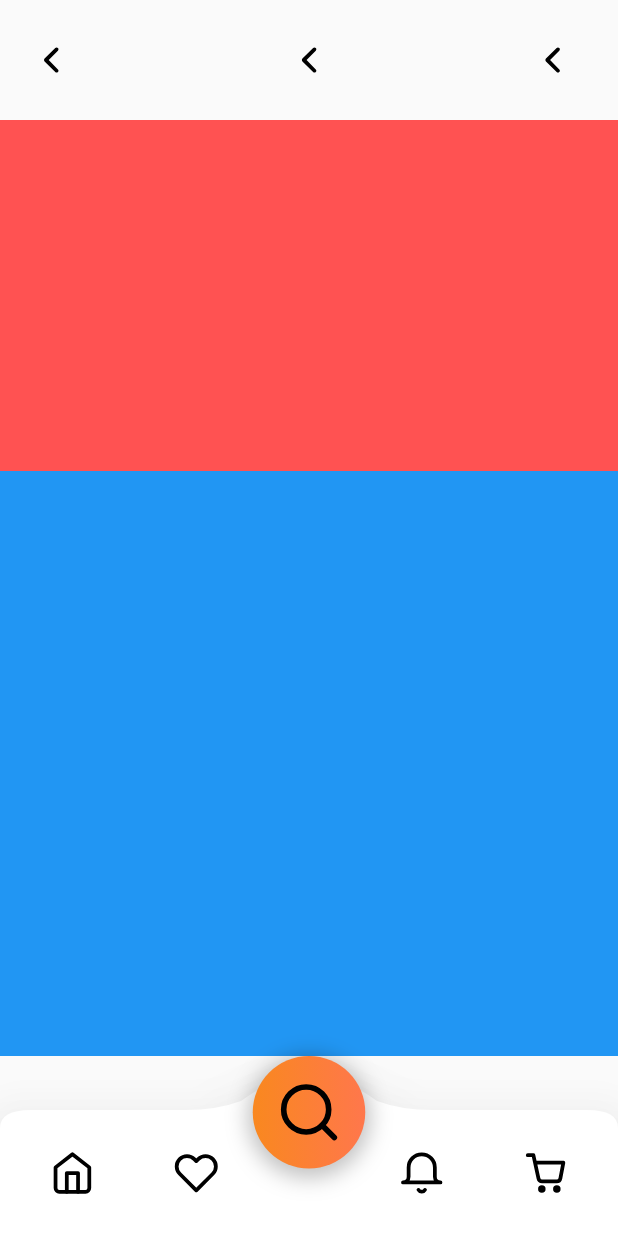
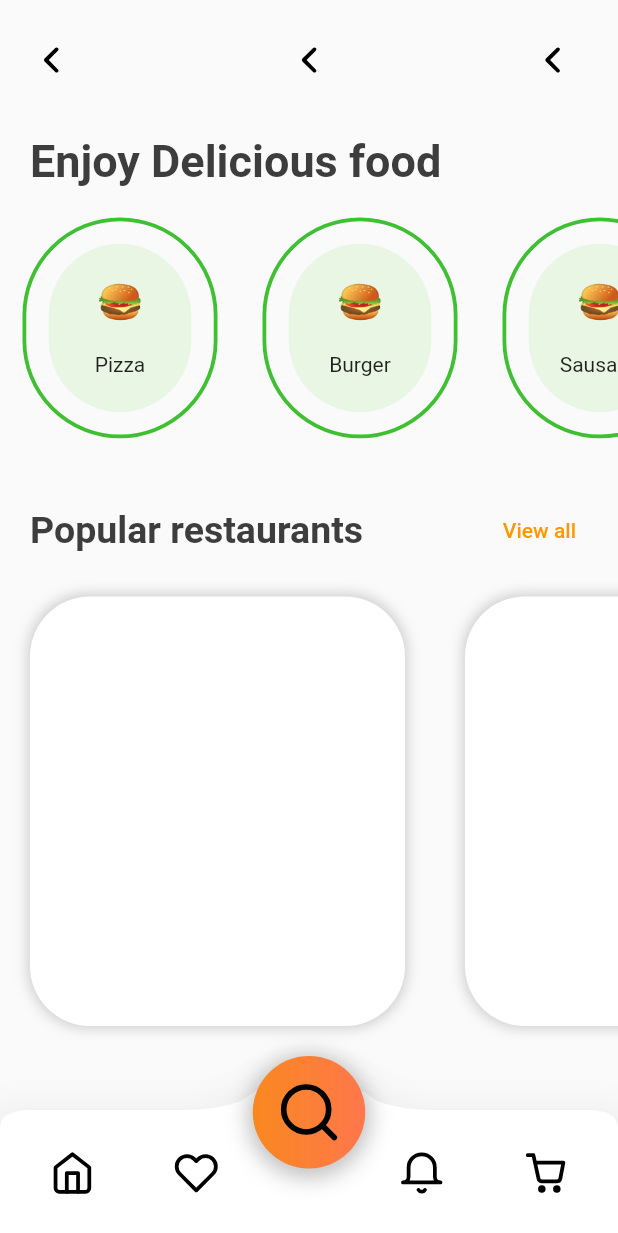
Before and after one commit to TorryDo/Food_Delivery, a Flutter app: the HomeScreen screen opened by its route, on a phone screen of 412 x 824 dp. Shown: the top 1233 px of the screen. Run offline on Flutter 3.47's test engine with Material 2 defaults, Android fonts, the light colour scheme and no system bars; our stand-ins replace dots_indicator, flutter_bloc, flutter_svg, get, lottie; missing offline and left inert: dart:ffi.

Commit message:
build homescreen widgets

```diff
--- a/lib/main.dart
+++ b/lib/main.dart
@@ -56,7 +56,7 @@ class _MyAppState extends State<MyApp> {
         GetPage(name: WELCOME_SCREEN_KEY, page: () => const LogoScreen()),
         GetPage(name: SPLASH_SCREEN_KEY, page: () => const FirstLaunchScreen()),
         GetPage(name: SIGNUP_SCREEN_KEY, page: () => const SignUpScreen()),
-        GetPage(name: HOME_SCREEN, page: () => const HomeScreen()),
+        GetPage(name: HOME_SCREEN, page: () => HomeScreen()),
       ],
     );
   }
--- a/lib/ui/screens/home/home_screen.dart
+++ b/lib/ui/screens/home/home_screen.dart
@@ -2,15 +2,35 @@ import 'package:flutter/material.dart';
 import 'package:flutter/widgets.dart';
 import 'package:flutter_svg/flutter_svg.dart';
 import 'package:food_delivery/ui/clickable_icon.dart';
-import 'package:food_delivery/ui/clickable_icon.dart';
-import 'package:food_delivery/ui/clickable_icon.dart';
-import 'package:food_delivery/ui/clickable_icon.dart';
 import 'package:food_delivery/ui/widgets/app_bar.dart';
 import 'package:food_delivery/ui/widgets/bottom_navigation.dart';
+import 'package:food_delivery/utils/res/colors.dart';
 import 'package:food_delivery/utils/res/dimens.dart';
 
 class HomeScreen extends StatefulWidget {
-  const HomeScreen({Key? key}) : super(key: key);
+  HomeScreen({Key? key}) : super(key: key);
+
+  final ENJOY_DELICIOUS_FOOD = 'Enjoy Delicious food';
+  final POPULAR_RESTAURANTS = 'Popular restaurants';
+  final VIEW_ALL = 'View all';
+
+  final FAKE_OPTIONS = [
+    'Pizza',
+    'Burger',
+    'Sausage',
+    'Taco',
+    'Banhmi',
+    'Sandwich',
+    'Pizza',
+    'Burger',
+    'Sausage',
+    'Taco',
+    'Banhmi',
+    'Sandwich'
+  ];
+
+  final colorGreenLight = const Color(0x33A9E88B);
+  final colorBorderGreen = const Color(0xFF3EC032);
 
   @override
   _HomeScreenState createState() => _HomeScreenState();
@@ -28,8 +48,8 @@ class _HomeScreenState extends State<HomeScreen> {
         child: Column(
           children: [
             _appBar(),
-            Flexible(flex: 3, child: Container(color: Colors.redAccent)),
-            Flexible(flex: 5, child: Container(color: Colors.blue)),
+            Flexible(flex: 2, child: _foodsOption()),
+            Flexible(flex: 3, child: _foodsCarousel()),
             _bottomBar(),
           ],
         ),
@@ -41,26 +61,173 @@ class _HomeScreenState extends State<HomeScreen> {
     return const MainAppBar();
   }
 
-  _bottomBar() {
-    final iconSize = ICON_SIZE_L;
-    return MainBottomNavigation(fourClickableIcon: [
-      ClickableIcon(onCLick: () {},
-          iconWidget: SvgPicture.asset(
-            'assets/icons/ic_home.svg', width: iconSize, height: iconSize,)),
-      ClickableIcon(onCLick: () {},
-          iconWidget: SvgPicture.asset(
-              'assets/icons/ic_heart.svg', width: iconSize, height: iconSize)),
-      ClickableIcon(onCLick: () {},
-          iconWidget: SvgPicture.asset(
-              'assets/icons/ic_bell.svg', width: iconSize, height: iconSize)),
-      ClickableIcon(onCLick: () {},
-          iconWidget: SvgPicture.asset(
-              'assets/icons/ic_shopping_cart.svg', width: iconSize,
-              height: iconSize))
-    ],);
+  _foodsOption() {
+    return Column(
+      children: [
+        Flexible(
+            flex: 1,
+            child: _titleBar(widget.ENJOY_DELICIOUS_FOOD, FONT_SIZE_XXXL)),
+        Flexible(
+            flex: 3,
+            child: ListView(
+              scrollDirection: Axis.horizontal,
+              children: [
+                for (var str in widget.FAKE_OPTIONS) _itemFoodOption('🍔', str)
+              ],
+            ))
+      ],
+    );
   }
 
-// _foodCarousel(){
-//   return
-// }
+  Widget _itemFoodOption(String uri, String name) {
+    return Padding(
+      padding: const EdgeInsets.symmetric(
+          horizontal: PADDING_HORIZONTALLY, vertical: PADDING_VERTICALLY),
+      child: SizedBox(
+        width: 130.0,
+        height: 160.0,
+        child: Opacity(
+          opacity: 1.0,
+          child: Container(
+            decoration: BoxDecoration(
+                borderRadius: BorderRadius.circular(70.0),
+                border: Border.all(color: widget.colorBorderGreen, width: 2.5),
+                color: Colors.transparent),
+            child: Padding(
+              padding: const EdgeInsets.all(15.0),
+              child: Container(
+                decoration: BoxDecoration(
+                    borderRadius: BorderRadius.circular(70.0),
+                    color: widget.colorGreenLight),
+                child: Column(
+                  mainAxisAlignment: MainAxisAlignment.center,
+                  children: [
+                    // SvgPicture.asset(uri),
+                    Text(
+                      uri,
+                      style: const TextStyle(fontSize: FONT_SIZE_XXL),
+                    ),
+                    const SizedBox(
+                      height: PADDING_VERTICALLY,
+                    ),
+                    Text(name)
+                  ],
+                ),
+              ),
+            ),
+          ),
+        ),
+      ),
+    );
+  }
+
+  _foodsCarousel() {
+    return Column(
+      children: [
+        _titleBarViewAll(),
+        Flexible(
+            flex: 1,
+            child: ListView(
+              scrollDirection: Axis.horizontal,
+              children: [
+                for (var str in widget.FAKE_OPTIONS)
+                  _itemFoodCarousel('🍔', str, 'super delicious', 4.5, true)
+              ],
+            ))
+      ],
+    );
+  }
+
+  Widget _titleBarViewAll() {
+    return Padding(
+      padding: const EdgeInsets.symmetric(horizontal: PADDING_HORIZONTALLY_L),
+      child: Row(mainAxisAlignment: MainAxisAlignment.spaceBetween, children: [
+        _title(widget.POPULAR_RESTAURANTS, FONT_SIZE_XXL),
+        TextButton(
+            onPressed: () {},
+            child: Text(
+              widget.VIEW_ALL,
+              style: const TextStyle(color: Colors.orange),
+            ))
+      ]),
+    );
+  }
+
+  Widget _itemFoodCarousel(String uri, String name, String description,
+      double rating, bool isLiked) {
+    return Padding(
+      padding: const EdgeInsets.symmetric(
+          horizontal: PADDING_HORIZONTALLY_L, vertical: PADDING_VERTICALLY),
+      child: Container(
+        width: 250.0,
+        height: 300.0,
+        decoration: BoxDecoration(
+          boxShadow: [
+            BoxShadow(
+              color: Colors.grey.withOpacity(0.5),
+              spreadRadius: 1,
+              blurRadius: 7,
+              offset: const Offset(0, 0), // changes position of shadow
+            ),
+          ],
+          borderRadius: BorderRadius.circular(40.0),
+          color: THEME_COLOR_CORE,
+        ),
+      ),
+    );
+  }
+
+  _bottomBar() {
+    const iconSize = ICON_SIZE_L;
+    return MainBottomNavigation(
+      fourClickableIcon: [
+        ClickableIcon(
+            onCLick: () {},
+            iconWidget: SvgPicture.asset(
+              'assets/icons/ic_home.svg',
+              width: iconSize,
+              height: iconSize,
+            )),
+        ClickableIcon(
+            onCLick: () {},
+            iconWidget: SvgPicture.asset('assets/icons/ic_heart.svg',
+                width: iconSize, height: iconSize)),
+        ClickableIcon(
+            onCLick: () {},
+            iconWidget: SvgPicture.asset('assets/icons/ic_bell.svg',
+                width: iconSize, height: iconSize)),
+        ClickableIcon(
+            onCLick: () {},
+            iconWidget: SvgPicture.asset('assets/icons/ic_shopping_cart.svg',
+                width: iconSize, height: iconSize))
+      ],
+    );
+  }
+
+  // common widget ----------------------------
+
+  _titleBar(String str, double fontSize) {
+    final paddingHorizontally = PADDING_HORIZONTALLY_L;
+    final paddingTop = PADDING_VERTICALLY_XS;
+
+    return SizedBox(
+        width: double.infinity,
+        child: Padding(
+            padding: EdgeInsets.only(
+                left: paddingHorizontally,
+                right: paddingHorizontally,
+                top: paddingTop),
+            child: _title(str, fontSize)));
+  }
+
+  _title(String str, double fontSize) {
+    final textColor = TEXT_COLOR;
+    return Text(
+      str,
+      overflow: TextOverflow.clip,
+      style: TextStyle(
+          color: textColor, fontWeight: FontWeight.bold, fontSize: fontSize),
+      textAlign: TextAlign.start,
+    );
+  }
 }
--- a/lib/ui/screens/signup_and_login/signup_screen.dart
+++ b/lib/ui/screens/signup_and_login/signup_screen.dart
@@ -28,7 +28,7 @@ class SignUpScreen extends StatelessWidget {
   final _PASSWORD_HINT = 'Enter password';
 
   final _PADDING_VERTICALLY = PADDING_VERTICALLY;
-  final _PADDING_HORIZONTALLY = PADDING_HORIZONTALLY_XXL;
+  final _PADDING_HORIZONTALLY = PADDING_HORIZONTALLY_XL;
 
   @override
   Widget build(BuildContext context) {
--- a/lib/ui/widgets/bottom_navigation.dart
+++ b/lib/ui/widgets/bottom_navigation.dart
@@ -55,7 +55,7 @@ class _MainBottomNavigationState extends State<MainBottomNavigation> {
         height: BOTTOM_BAR_HEIGHT / 2,
         // color: Colors.red,
         child: Padding(
-          padding: const EdgeInsets.symmetric(horizontal: PADDING_HORIZONTALLY_S),
+          padding: const EdgeInsets.symmetric(horizontal: PADDING_HORIZONTALLY_XS),
           child: Row(
               mainAxisAlignment: MainAxisAlignment.spaceAround,
               children: [
@@ -136,7 +136,7 @@ class RoundedBottomNavigationPainter extends CustomPainter {
 
     Paint paint = Paint()
       ..style = PaintingStyle.fill
-      ..color = THEME_COLOR_BASIC;
+      ..color = THEME_COLOR_CORE;
 
     Path path = Path()
       ..moveTo(pointAX, pointAY) // A
--- a/lib/ui/widgets/text_field/textfield_with_label.dart
+++ b/lib/ui/widgets/text_field/textfield_with_label.dart
@@ -44,7 +44,7 @@ class TextFieldWithLabel extends StatelessWidget {
 
   Widget _title() {
     return Padding(
-      padding: const EdgeInsets.only(left: PADDING_HORIZONTALLY_L),
+      padding: const EdgeInsets.only(left: PADDING_HORIZONTALLY),
       child: Text(
         label,
         style: TextStyle(fontSize: _LABEL_SIZE, color: _LABEL_COLOR),
--- a/lib/utils/res/colors.dart
+++ b/lib/utils/res/colors.dart
@@ -2,7 +2,7 @@ import 'package:flutter/material.dart';
 import 'package:flutter/painting.dart';
 
 const THEME_COLOR = Color(0xFFF8FBFF);
-const THEME_COLOR_BASIC = Colors.white;
+const THEME_COLOR_CORE = Colors.white;
 
 const MAIN_COLOR = Color(0xFFF9881F);
 const MAIN_COLOR_DARKER = Color(0xFFFF774C);
--- a/lib/utils/res/dimens.dart
+++ b/lib/utils/res/dimens.dart
@@ -1,11 +1,11 @@
 
-const PADDING_HORIZONTALLY_XXS = 3.0;
-const PADDING_HORIZONTALLY_XS = 5.0;
-const PADDING_HORIZONTALLY_S = 7.0;
-const PADDING_HORIZONTALLY = 10.0;
-const PADDING_HORIZONTALLY_L = 15.0;
-const PADDING_HORIZONTALLY_XL = 20.0;
-const PADDING_HORIZONTALLY_XXL = 30.0;
+const PADDING_HORIZONTALLY_XXXS = 3.0;
+const PADDING_HORIZONTALLY_XXS = 5.0;
+const PADDING_HORIZONTALLY_XS = 7.0;
+const PADDING_HORIZONTALLY_S = 10.0;
+const PADDING_HORIZONTALLY = 15.0;
+const PADDING_HORIZONTALLY_L = 20.0;
+const PADDING_HORIZONTALLY_XL = 30.0;
 const PADDING_HORIZONTALLY_XXXL = 50.0;
 
 const PADDING_VERTICALLY_XXS = 5.0;
```
